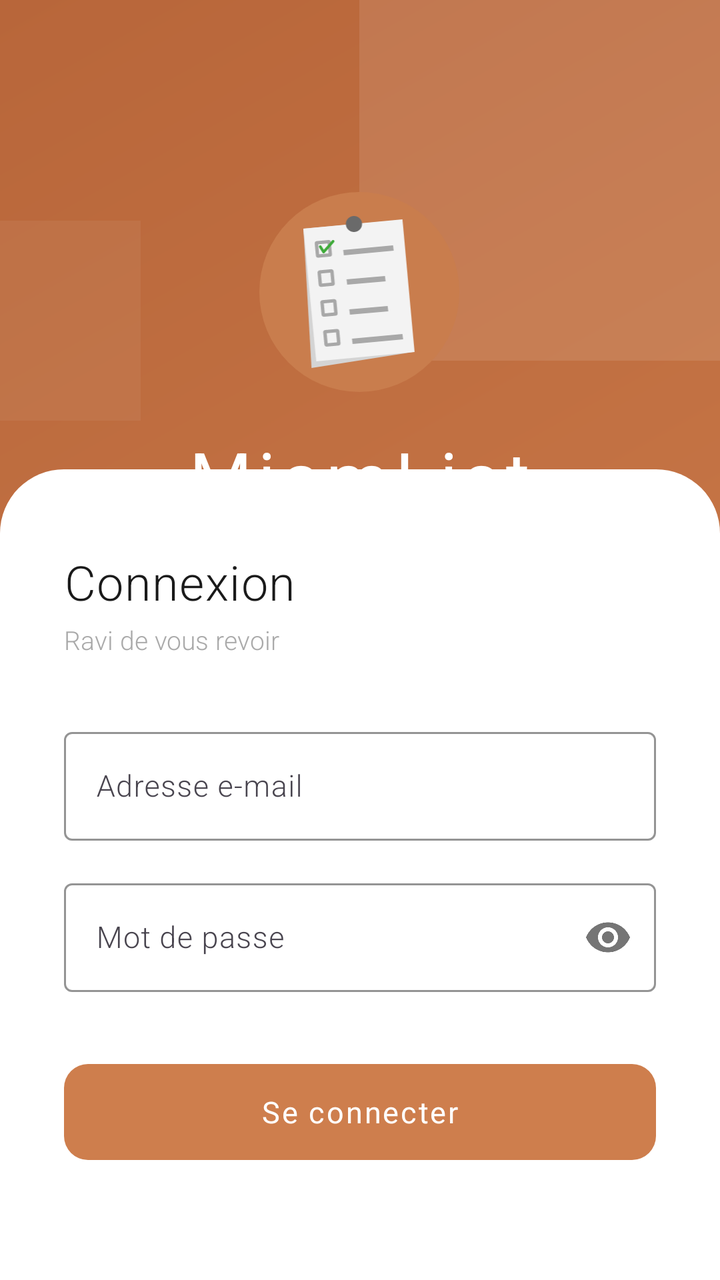
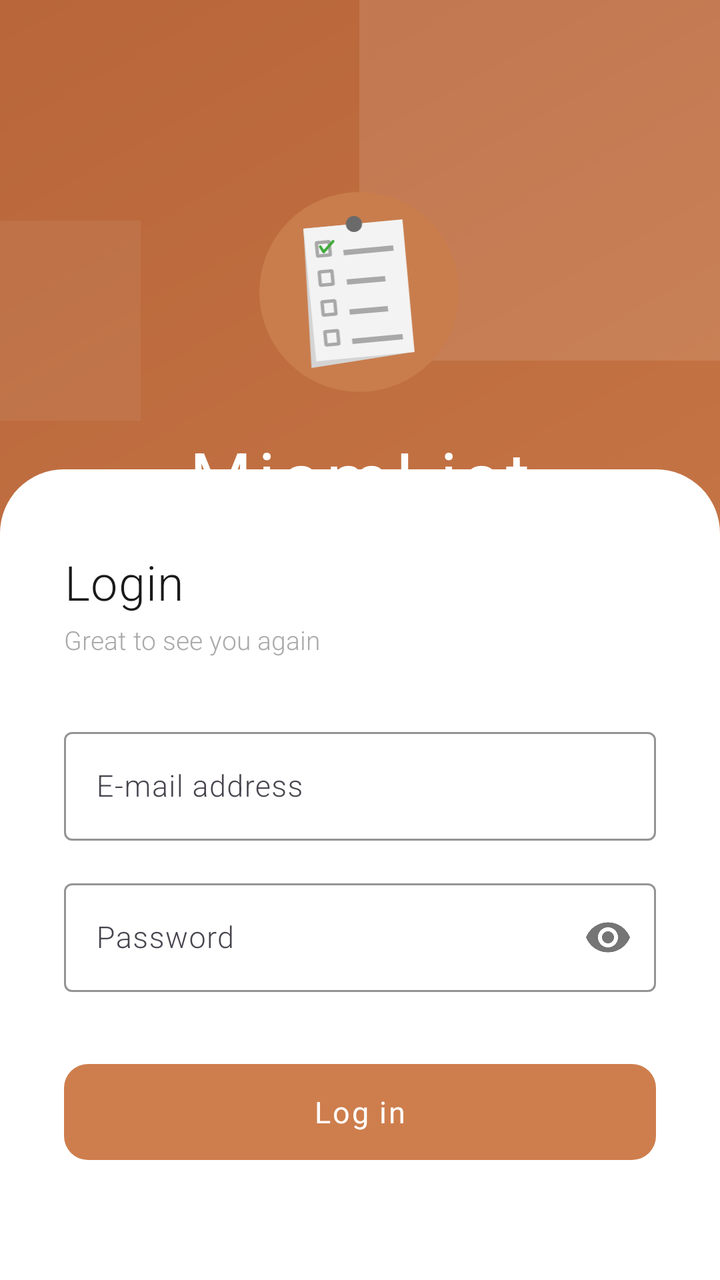

The first picture is an Android layout as it rendered before a commit; the second is the same layout after the commit. The layout source and the unified diff follow.
<!-- AndroidManifest.xml: application theme Theme.MiamList -->
<!-- res/layout/activity_login.xml -->
<?xml version="1.0" encoding="utf-8"?>
<FrameLayout xmlns:android="http://schemas.android.com/apk/res/android"
    xmlns:app="http://schemas.android.com/apk/res-auto"
    android:layout_width="match_parent"
    android:layout_height="match_parent"
    android:background="@drawable/bg_login_header">

    
    <View
        android:layout_width="260dp"
        android:layout_height="260dp"
        android:layout_gravity="top|end"
        android:layout_marginTop="-80dp"
        android:layout_marginEnd="-80dp"
        android:background="#1AFFFFFF" />

    
    <View
        android:layout_width="100dp"
        android:layout_height="100dp"
        android:layout_gravity="center_vertical|start"
        android:layout_marginStart="-30dp"
        android:layout_marginTop="-160dp"
        android:background="#0DFFFFFF" />

    
    <LinearLayout
        android:layout_width="wrap_content"
        android:layout_height="wrap_content"
        android:layout_gravity="top|center_horizontal"
        android:layout_marginTop="96dp"
        android:orientation="vertical"
        android:gravity="center">

        
        <ImageView
            android:layout_width="100dp"
            android:layout_height="100dp"
            android:src="@drawable/ic_app_icon"
            android:padding="12dp"
            android:background="@drawable/bg_circle_brown"
            android:layout_marginBottom="18dp"
            android:layout_gravity="center_horizontal" />

        <TextView
            android:layout_width="wrap_content"
            android:layout_height="wrap_content"
            android:text="@string/app_name"
            android:textSize="36sp"
            android:fontFamily="sans-serif-thin"
            android:textStyle="bold"
            android:textColor="#FFFFFF"
            android:letterSpacing="0.08" />

        <TextView
            android:layout_width="wrap_content"
            android:layout_height="wrap_content"
            android:text="@string/app_slogan"
            android:textSize="12sp"
            android:fontFamily="sans-serif-light"
            android:textColor="#BFFFFFFF"
            android:letterSpacing="0.12" />
    </LinearLayout>

    
    <LinearLayout
        android:layout_width="match_parent"
        android:layout_height="wrap_content"
        android:layout_gravity="bottom"
        android:orientation="vertical"
        android:background="@drawable/bg_login_sheet"
        android:paddingStart="32dp"
        android:paddingEnd="32dp"
        android:paddingTop="40dp"
        android:paddingBottom="56dp">

        <TextView
            android:layout_width="wrap_content"
            android:layout_height="wrap_content"
            android:text="Connexion"
            android:textSize="24sp"
            android:fontFamily="sans-serif-light"
            android:textColor="#1A1A1A"
            android:letterSpacing="0.02"
            android:layout_marginBottom="4dp" />

        <TextView
            android:layout_width="wrap_content"
            android:layout_height="wrap_content"
            android:text="Ravi de vous revoir"
            android:textSize="13sp"
            android:fontFamily="sans-serif-light"
            android:textColor="#AAAAAA"
            android:layout_marginBottom="32dp" />

        
        <com.google.android.material.textfield.TextInputLayout
            android:layout_width="match_parent"
            android:layout_height="wrap_content"
            android:hint="Adresse e-mail"
            style="@style/Widget.MiamList.TextInputLayout"
            android:layout_marginBottom="16dp"
            app:hintTextColor="@color/on_surface_secondary"
            app:boxStrokeColor="@color/outline">

            <com.google.android.material.textfield.TextInputEditText
                android:id="@+id/editEmail"
                android:layout_width="match_parent"
                android:layout_height="wrap_content"
                android:inputType="textEmailAddress"
                android:textColor="@color/on_surface"
                android:textSize="15sp"
                android:fontFamily="sans-serif-light" />
        </com.google.android.material.textfield.TextInputLayout>

        
        <com.google.android.material.textfield.TextInputLayout
            android:layout_width="match_parent"
            android:layout_height="wrap_content"
            android:hint="Mot de passe"
            style="@style/Widget.MiamList.TextInputLayout"
            app:passwordToggleEnabled="true"
            app:passwordToggleTint="@color/on_surface_secondary"
            android:layout_marginBottom="32dp"
            app:hintTextColor="@color/on_surface_secondary"
            app:boxStrokeColor="@color/outline">

            <com.google.android.material.textfield.TextInputEditText
                android:id="@+id/editPassword"
                android:layout_width="match_parent"
                android:layout_height="wrap_content"
                android:inputType="textPassword"
                android:textColor="@color/on_surface"
                android:textSize="15sp"
                android:fontFamily="sans-serif-light" />
        </com.google.android.material.textfield.TextInputLayout>

        
        <com.google.android.material.button.MaterialButton
            android:id="@+id/btnLogin"
            android:layout_width="match_parent"
            android:layout_height="56dp"
            android:text="Se connecter"
            android:textColor="#FFFFFF"
            android:textSize="15sp"
            android:fontFamily="sans-serif"
            android:letterSpacing="0.06"
            android:textAllCaps="false"
            app:backgroundTint="@color/accent"
            app:cornerRadius="12dp"
            app:elevation="0dp"
            app:rippleColor="#33FFFFFF" />

        
        <TextView
            android:id="@+id/tvError"
            android:layout_width="match_parent"
            android:layout_height="wrap_content"
            android:textColor="@color/error"
            android:textSize="12sp"
            android:fontFamily="sans-serif-light"
            android:gravity="center"
            android:layout_marginTop="16dp"
            android:visibility="gone" />

    </LinearLayout>

</FrameLayout>
<!-- resources referenced by this layout -->
<resources>
  <color name="accent">#CE7E4D</color>
  <color name="error">#B00020</color>
  <color name="on_surface">#1A1A1A</color>
  <color name="on_surface_secondary">#757575</color>
  <color name="outline">#D0D0D0</color>
  <!-- drawable bg_circle_brown (drawable) -->
  <?xml version="1.0" encoding="utf-8"?>
  <shape xmlns:android="http://schemas.android.com/apk/res/android"
          android:shape="oval">
      <solid android:color="#C97D4D" />
  </shape>
  <!-- drawable bg_login_header (drawable) -->
  <?xml version="1.0" encoding="utf-8"?>
  <shape xmlns:android="http://schemas.android.com/apk/res/android"
      android:shape="rectangle">
      <gradient
          android:startColor="#CE7E4D"
          android:endColor="#B8663A"
          android:angle="135"
          android:type="linear" />
  </shape>
  <!-- drawable bg_login_sheet (drawable) -->
  <?xml version="1.0" encoding="utf-8"?>
  <shape xmlns:android="http://schemas.android.com/apk/res/android"
      android:shape="rectangle">
      <solid android:color="#FFFFFF" />
      <corners
          android:topLeftRadius="32dp"
          android:topRightRadius="32dp" />
  </shape>
  <!-- drawable ic_app_icon: vector/xml drawable (drawable, 2505 chars, omitted) -->
  <string name="app_name" translatable="false">MiamList</string>
  <string name="app_slogan">Your shopping, simply</string>
  <style name="Widget.MiamList.TextInputLayout" parent="Widget.Material3.TextInputLayout.OutlinedBox">
          <item name="boxStrokeColor">@color/outline</item>
          <item name="hintTextColor">@color/on_surface_secondary</item>
          <item name="boxStrokeWidthFocused">1.5dp</item>
          <item name="shapeAppearance">@style/ShapeAppearance.MiamList.SmallComponent</item>
      </style>
  <style name="Theme.MiamList" parent="Base.Theme.MiamList" />
  <style name="ShapeAppearance.MiamList.SmallComponent" parent="ShapeAppearance.Material3.SmallComponent">
          <item name="cornerSize">4dp</item>
      </style>
  <style name="Base.Theme.MiamList" parent="Theme.Material3.Light.NoActionBar">
          
          <item name="colorPrimary">@color/accent</item>
          <item name="colorOnPrimary">@color/on_accent</item>
          <item name="colorPrimaryContainer">@color/accent_light</item>
          <item name="colorOnPrimaryContainer">@color/on_surface</item>
  
          
          <item name="colorSurface">@color/background</item>
          <item name="colorOnSurface">@color/on_surface</item>
          <item name="colorSurfaceVariant">@color/surface</item>
          <item name="android:colorBackground">@color/background</item>
          <item name="android:windowBackground">@color/background</item>
  
          
          <item name="colorOutline">@color/outline</item>
  
          
          <item name="android:fontFamily">sans-serif-light</item>
  
          
          <item name="elevationOverlayEnabled">false</item>
      </style>
  <color name="on_accent">#FFFFFF</color>
  <color name="accent_light">#F5E6D8</color>
  <color name="background">#FFFFFF</color>
  <color name="surface">#FAFAFA</color>
</resources>

<!-- the commit's change to res/layout/activity_login.xml (unified diff, before → after) -->
@@ -77,7 +77,7 @@
         <TextView
             android:layout_width="wrap_content"
             android:layout_height="wrap_content"
-            android:text="Connexion"
+            android:text="@string/login"
             android:textSize="24sp"
             android:fontFamily="sans-serif-light"
             android:textColor="#1A1A1A"
@@ -87,7 +87,7 @@
         <TextView
             android:layout_width="wrap_content"
             android:layout_height="wrap_content"
-            android:text="Ravi de vous revoir"
+            android:text="@string/great_to_see_you_again"
             android:textSize="13sp"
             android:fontFamily="sans-serif-light"
             android:textColor="#AAAAAA"
@@ -97,7 +97,7 @@
         <com.google.android.material.textfield.TextInputLayout
             android:layout_width="match_parent"
             android:layout_height="wrap_content"
-            android:hint="Adresse e-mail"
+            android:hint="@string/email"
             style="@style/Widget.MiamList.TextInputLayout"
             android:layout_marginBottom="16dp"
             app:hintTextColor="@color/on_surface_secondary"
@@ -117,7 +117,7 @@
         <com.google.android.material.textfield.TextInputLayout
             android:layout_width="match_parent"
             android:layout_height="wrap_content"
-            android:hint="Mot de passe"
+            android:hint="@string/password"
             style="@style/Widget.MiamList.TextInputLayout"
             app:passwordToggleEnabled="true"
             app:passwordToggleTint="@color/on_surface_secondary"
@@ -140,7 +140,7 @@
             android:id="@+id/btnLogin"
             android:layout_width="match_parent"
             android:layout_height="56dp"
-            android:text="Se connecter"
+            android:text="@string/log_in"
             android:textColor="#FFFFFF"
             android:textSize="15sp"
             android:fontFamily="sans-serif"
<!-- resource entries referenced after the edit -->
@@ -33,6 +33,11 @@
   <!-- drawable ic_app_icon: vector/xml drawable (drawable, 2505 chars, omitted) -->
   <string name="app_name" translatable="false">MiamList</string>
   <string name="app_slogan">Your shopping, simply</string>
+  <string name="email">E-mail address</string>
+  <string name="great_to_see_you_again">Great to see you again</string>
+  <string name="log_in">Log in</string>
+  <string name="login">Login</string>
+  <string name="password">Password</string>
   <style name="Widget.MiamList.TextInputLayout" parent="Widget.Material3.TextInputLayout.OutlinedBox">
           <item name="boxStrokeColor">@color/outline</item>
           <item name="hintTextColor">@color/on_surface_secondary</item>
